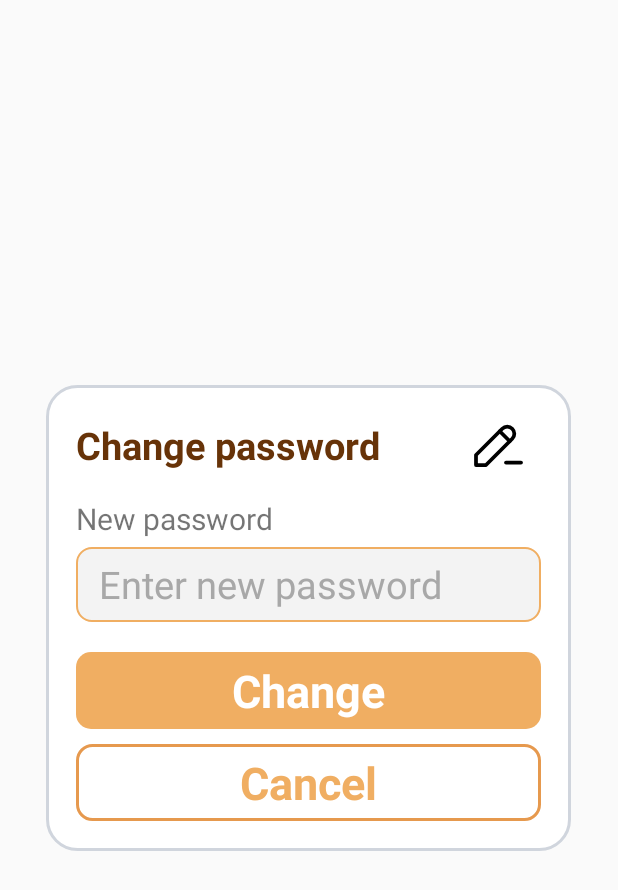
After one commit to yabluninn/shopnstock, an Android app: the layout change_password_popup.xml on its own in the app's theme, with its tools: preview values and no code run, on a phone screen of 412 x 824 dp. The commit adds this screen. Shown: the top 890 px of the screen. Run offline under Robolectric (Android 15) with nearby library versions, the phone set to English and light mode, and no system bars.

Commit message:
Change (update) user password feature (settings page)

```diff
--- a/app/src/main/java/com/yablunin/shopnstock/presentation/activities/HomeActivity.kt
+++ b/app/src/main/java/com/yablunin/shopnstock/presentation/activities/HomeActivity.kt
@@ -250,7 +250,8 @@ class HomeActivity : AppCompatActivity(), Initiable {
         val changePasswordSettingItem: SettingsItemWithButtonView = dialog.findViewById(R.id.settings_change_password_view)
         changePasswordSettingItem.title("Change password")
         changePasswordSettingItem.setOnButtonClickListener {
-            // TODO Show change password popup
+           dialog.dismiss()
+            showChangePasswordPopup()
         }
 
         val enableNotificationsSettingsItem: SettingsItemWithSwitchView = dialog.findViewById(R.id.settings_enable_notifications_switch)
@@ -297,4 +298,46 @@ class HomeActivity : AppCompatActivity(), Initiable {
             changeUsernamePopup.dismiss()
         }
     }
+
+    private fun showChangePasswordPopup(){
+        val popup = Dialog(this)
+        popup.setContentView(R.layout.change_password_popup)
+        popup.window?.setBackgroundDrawable(ColorDrawable(Color.TRANSPARENT))
+
+        popup.show()
+
+        val firstStepBlock: LinearLayout = popup.findViewById(R.id.change_password_first_step)
+        val secondStepBlock: LinearLayout = popup.findViewById(R.id.change_password_second_step)
+
+        firstStepBlock.visibility = View.VISIBLE
+        secondStepBlock.visibility = View.GONE
+
+        val currentPasswordInput: EditText = popup.findViewById(R.id.change_password_current_input)
+        val newPasswordInput: EditText = popup.findViewById(R.id.change_password_new_input)
+
+        val nextStepButton: TextView = popup.findViewById(R.id.change_password_next_step_button)
+        val cancelButton: TextView = popup.findViewById(R.id.change_password_cancel_button)
+
+        nextStepButton.setOnClickListener {
+            val password: String = currentPasswordInput.text.toString()
+            if (password.trim().isNotEmpty()){
+                if (user.password == password){
+                    firstStepBlock.visibility = View.GONE
+                    secondStepBlock.visibility = View.VISIBLE
+
+                    val changeButton: TextView = popup.findViewById(R.id.change_password_change_button)
+                    changeButton.setOnClickListener {
+                        val newPassword: String = newPasswordInput.text.toString()
+                        if (newPassword.trim().isNotEmpty() && newPassword != user.password){
+                            viewModel.updatePassword(newPassword, user, this)
+                            popup.dismiss()
+                        }
+                    }
+                }
+            }
+        }
+        cancelButton.setOnClickListener {
+            popup.dismiss()
+        }
+    }
 }
--- a/app/src/main/java/com/yablunin/shopnstock/presentation/viewmodels/HomeViewModel.kt
+++ b/app/src/main/java/com/yablunin/shopnstock/presentation/viewmodels/HomeViewModel.kt
@@ -1,9 +1,13 @@
 package com.yablunin.shopnstock.presentation.viewmodels
 
+import android.content.Context
+import android.view.Gravity
+import android.widget.Toast
 import androidx.lifecycle.LiveData
 import androidx.lifecycle.MutableLiveData
 import androidx.lifecycle.ViewModel
 import com.google.firebase.auth.FirebaseAuth
+import com.yablunin.shopnstock.R
 import com.yablunin.shopnstock.domain.models.ShoppingList
 import com.yablunin.shopnstock.domain.models.User
 import com.yablunin.shopnstock.domain.usecases.list.handler.AddListUseCase
@@ -11,6 +15,8 @@ import com.yablunin.shopnstock.domain.usecases.list.handler.GenerateListIdUseCas
 import com.yablunin.shopnstock.domain.usecases.user.ChangeUsernameUseCase
 import com.yablunin.shopnstock.domain.usecases.user.LoadUserUseCase
 import com.yablunin.shopnstock.domain.usecases.user.SaveUserUseCase
+import com.yablunin.shopnstock.presentation.toasts.ErrorToast
+import com.yablunin.shopnstock.presentation.toasts.SuccessfulToast
 
 class HomeViewModel(
     private val auth: FirebaseAuth,
@@ -62,4 +68,29 @@ class HomeViewModel(
     fun changeUsername(newName: String, user: User){
         changeUsernameUseCase.execute(newName, user)
     }
+
+    fun updatePassword(newPassword: String, user: User, context: Context){
+        auth.currentUser?.updatePassword(newPassword)?.addOnCompleteListener {
+            if (it.isSuccessful){
+                user.password = newPassword
+                val successfulToast = SuccessfulToast(
+                    context,
+                    context.getString(R.string.successful_update_password),
+                    Toast.LENGTH_LONG,
+                    Gravity.BOTTOM
+                )
+                successfulToast.show()
+                saveUser()
+            }
+            else{
+                val errorToast = ErrorToast(
+                    context,
+                    it.exception?.message.toString(),
+                    Toast.LENGTH_LONG,
+                    Gravity.BOTTOM
+                )
+                errorToast.show()
+            }
+        }
+    }
 }
--- /dev/null
+++ b/app/src/main/res/layout/change_password_popup.xml
@@ -0,0 +1,141 @@
+<?xml version="1.0" encoding="utf-8"?>
+<LinearLayout xmlns:android="http://schemas.android.com/apk/res/android"
+    android:layout_width="350dp"
+    android:layout_height="wrap_content"
+    android:layout_gravity="center"
+    android:orientation="vertical"
+    android:background="@drawable/default_popup_background"
+    android:padding="20dp">
+
+    <LinearLayout
+        android:id="@+id/rename_list_header_layout"
+        android:layout_width="match_parent"
+        android:layout_height="wrap_content"
+        android:paddingEnd="10dp"
+        android:gravity="center_vertical"
+        android:orientation="horizontal"
+        >
+
+        <TextView
+            android:id="@+id/rename_list_header"
+            android:layout_width="0dp"
+            android:layout_height="match_parent"
+            android:layout_weight="1"
+            android:gravity="center_vertical"
+            android:text="@string/change_password_header"
+            android:textStyle="bold"
+            android:textSize="25sp"
+            android:textColor="@color/font"
+            />
+
+        <ImageView
+            android:layout_width="40dp"
+            android:layout_height="40dp"
+            android:src="@drawable/ic_pencil"
+            />
+
+
+    </LinearLayout>
+
+    <LinearLayout
+        android:id="@+id/change_password_first_step"
+        android:layout_width="match_parent"
+        android:layout_height="wrap_content"
+        android:layout_marginTop="15dp"
+        android:orientation="vertical"
+        android:visibility="gone">
+
+        <TextView
+            android:layout_width="match_parent"
+            android:layout_height="wrap_content"
+            android:text="@string/change_password_current"
+            android:textSize="20sp" />
+
+        <EditText
+            android:id="@+id/change_password_current_input"
+            android:layout_width="match_parent"
+            android:layout_height="50dp"
+            android:layout_marginTop="5dp"
+            android:background="@drawable/custom_input_dark"
+            android:gravity="center_vertical"
+            android:hint="@string/change_password_enter_current"
+            android:inputType="textPassword"
+            android:paddingStart="15dp"
+            android:textColor="@color/black"
+            android:textColorHint="#A8A8A8"
+            android:textSize="25sp" />
+
+        <TextView
+            android:id="@+id/change_password_next_step_button"
+            android:layout_width="match_parent"
+            android:layout_height="wrap_content"
+            android:layout_marginTop="20dp"
+            android:background="@drawable/custom_button"
+            android:gravity="center"
+            android:padding="5dp"
+            android:text="@string/next"
+            android:textColor="@color/white"
+            android:textSize="30sp"
+            android:textStyle="bold" />
+
+
+    </LinearLayout>
+
+    <LinearLayout
+        android:id="@+id/change_password_second_step"
+        android:layout_width="match_parent"
+        android:layout_height="wrap_content"
+        android:layout_marginTop="15dp"
+        android:orientation="vertical"
+        android:visibility="visible">
+
+        <TextView
+            android:layout_width="match_parent"
+            android:layout_height="wrap_content"
+            android:text="@string/change_password_new"
+            android:textSize="20sp" />
+
+        <EditText
+            android:id="@+id/change_password_new_input"
+            android:layout_width="match_parent"
+            android:layout_height="50dp"
+            android:layout_marginTop="5dp"
+            android:background="@drawable/custom_input_dark"
+            android:gravity="center_vertical"
+            android:hint="@string/change_password_enter_new"
+            android:inputType="textPassword"
+            android:paddingStart="15dp"
+            android:textColor="@color/black"
+            android:textColorHint="#A8A8A8"
+            android:textSize="25sp" />
+
+        <TextView
+            android:id="@+id/change_password_change_button"
+            android:layout_width="match_parent"
+            android:layout_height="wrap_content"
+            android:layout_marginTop="20dp"
+            android:background="@drawable/custom_button"
+            android:gravity="center"
+            android:padding="5dp"
+            android:text="@string/change"
+            android:textColor="@color/white"
+            android:textSize="30sp"
+            android:textStyle="bold" />
+
+    </LinearLayout>
+
+    <TextView
+        android:id="@+id/change_password_cancel_button"
+        android:layout_width="match_parent"
+        android:layout_height="wrap_content"
+        android:layout_marginTop="10dp"
+        android:background="@drawable/custom_button_transparent"
+        android:gravity="center"
+        android:padding="5dp"
+        android:text="@string/cancel"
+        android:textColor="@color/app_base"
+        android:textSize="30sp"
+        android:textStyle="bold" />
+
+
+</LinearLayout>
--- a/app/src/main/res/values/strings.xml
+++ b/app/src/main/res/values/strings.xml
@@ -12,12 +12,10 @@
     <string name="successful_add_item">Item successfully added to your list!</string>
     <string name="successful_create_list">List successfully created!</string>
     <string name="successful_copy_to_clipboard_list">List successfully copied to clipboard!</string>
+    <string name="successful_update_password">Password successfully updated!</string>
 
     <string name="title_activity_shopping_list">ShoppingListActivity</string>
 
-    <!-- Strings used for fragments for navigation -->
-    <string name="first_fragment_label">First Fragment</string>
-    <string name="second_fragment_label">Second Fragment</string>
     <string name="next">Next</string>
     <string name="previous">Previous</string>
     <string name="list_menu_rename_list">Rename list</string>
@@ -58,4 +56,10 @@
     <string name="change_username_enter_new">Enter new username</string>
     <string name="change">Change</string>
 
+    <string name="change_password_header">Change password</string>
+    <string name="change_password_current">Current password</string>
+    <string name="change_password_enter_current">Enter current password</string>
+    <string name="change_password_new">New password</string>
+    <string name="change_password_enter_new">Enter new password</string>
+
 </resources>
--- a/data/src/main/java/com/yablunin/shopnstock/data/repositories/FirebaseUserRepository.kt
+++ b/data/src/main/java/com/yablunin/shopnstock/data/repositories/FirebaseUserRepository.kt
@@ -1,6 +1,7 @@
 package com.yablunin.shopnstock.data.repositories
 
 import android.util.Log
+import com.google.firebase.auth.FirebaseAuth
 import com.google.firebase.database.DataSnapshot
 import com.google.firebase.database.DatabaseError
 import com.google.firebase.database.DatabaseReference
```
